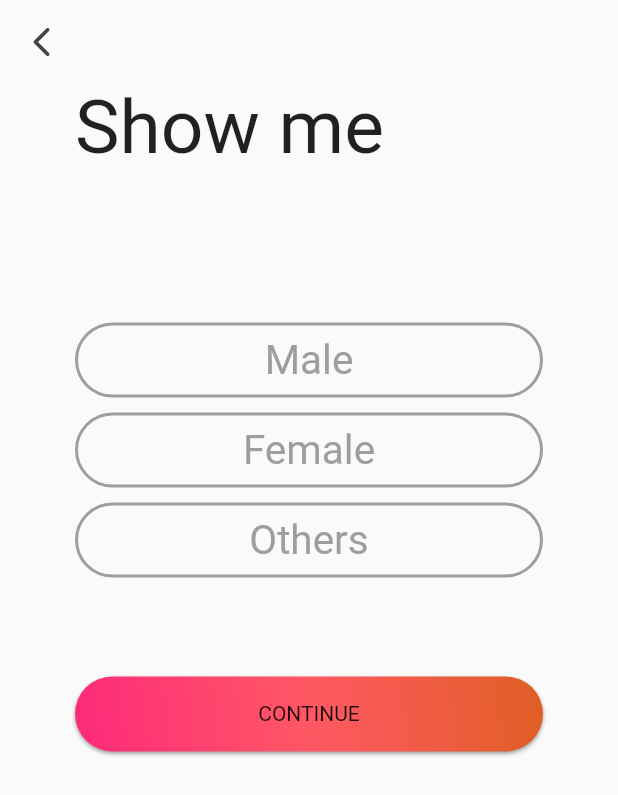
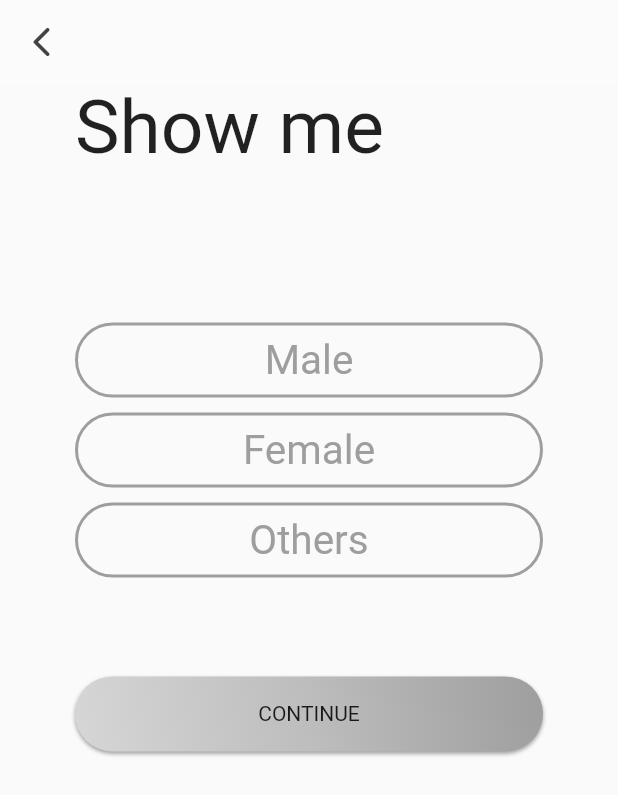
Before and after one commit to MohitGupta12/LinkUp, a Flutter app: the IntrestedGender screen opened directly, on a phone screen of 412 x 824 dp. Shown: the top 795 px of the screen. Run offline on Flutter 3.47's test engine with Material 2 defaults, Android fonts, the phone set to English and light mode, and no system bars; our stand-ins replace curved_navigation_bar, dotted_border, flutter_custom_clippers, flutter_tindercard, image_picker; Roboto replaces fonts that are missing (KoHo); statements that could not run were skipped.

Commit message:
button logic from color to grey done

```diff
--- a/lib/main.dart
+++ b/lib/main.dart
@@ -1,7 +1,10 @@
 import 'package:flutter/material.dart';
+import 'package:tinder/pages/signup/namePage.dart';
+import 'package:tinder/pages/signup/photoPage..dart';
 // ignore: unused_import
 import './pages/matches.dart';
 
+// ignore: unused_import
 import 'pages/signup/welcomePage.dart';
 
 void main() {
@@ -18,6 +21,6 @@ class MyApp extends StatelessWidget {
           accentColor: Colors.grey[800],
           fontFamily: 'KoHo',
         ),
-        home: HomeScreen());
+        home: NamePage());
   }
 }
--- a/lib/pages/signup/birthdayPage.dart
+++ b/lib/pages/signup/birthdayPage.dart
@@ -60,7 +60,7 @@ birthday is''',
               RaisedGradientButton(
                 child: Text('CONTINUE'),
                 radius: BorderRadius.circular(25),
-                gradient: LinearGradient(colors: [
+                gradient1: LinearGradient(colors: [
                   Color(0XFFFD297B),
                   Color(0XFFFF5864),
                   Color(0XFFdf5f23)
--- a/lib/pages/signup/gender.dart
+++ b/lib/pages/signup/gender.dart
@@ -167,7 +167,7 @@ class _GenderState extends State<Gender> {
               RaisedGradientButton(
                 child: Text('CONTINUE'),
                 radius: BorderRadius.circular(25),
-                gradient: LinearGradient(colors: [
+                gradient1: LinearGradient(colors: [
                   Color(0XFFFD297B),
                   Color(0XFFFF5864),
                   Color(0XFFdf5f23)
--- a/lib/pages/signup/instructions.dart
+++ b/lib/pages/signup/instructions.dart
@@ -151,7 +151,7 @@ class _LoginPageState extends State<LoginPage> {
               child: RaisedGradientButton(
                 child: Text('I AGREE'),
                 radius: BorderRadius.circular(25),
-                gradient: LinearGradient(colors: [
+                gradient1: LinearGradient(colors: [
                   Color(0XFFFD297B),
                   Color(0XFFFF5864),
                   Color(0XFFdf5f23)
--- a/lib/pages/signup/intrestedGender.dart
+++ b/lib/pages/signup/intrestedGender.dart
@@ -150,7 +150,7 @@ class _IntrestedGenderState extends State<IntrestedGender> {
               RaisedGradientButton(
                 child: Text('CONTINUE'),
                 radius: BorderRadius.circular(25),
-                gradient: LinearGradient(colors: [
+                gradient1: LinearGradient(colors: [
                   Color(0XFFFD297B),
                   Color(0XFFFF5864),
                   Color(0XFFdf5f23)
--- a/lib/pages/signup/namePage.dart
+++ b/lib/pages/signup/namePage.dart
@@ -69,7 +69,7 @@ name is''',
               RaisedGradientButton(
                 child: Text('CONTINUE'),
                 radius: BorderRadius.circular(25),
-                gradient: LinearGradient(colors: [
+                gradient1: LinearGradient(colors: [
                   Color(0XFFFD297B),
                   Color(0XFFFF5864),
                   Color(0XFFdf5f23)
--- a/lib/pages/signup/passion.dart
+++ b/lib/pages/signup/passion.dart
@@ -290,7 +290,7 @@ class _PassionPageState extends State<PassionPage> {
             RaisedGradientButton(
               child: Text('CONTINUE'),
               radius: BorderRadius.circular(25),
-              gradient: LinearGradient(colors: [
+              gradient1: LinearGradient(colors: [
                 Color(0XFFFD297B),
                 Color(0XFFFF5864),
                 Color(0XFFdf5f23)
--- a/lib/pages/signup/uniName.dart
+++ b/lib/pages/signup/uniName.dart
@@ -66,7 +66,7 @@ University is''',
               RaisedGradientButton(
                 child: Text('CONTINUE'),
                 radius: BorderRadius.circular(25),
-                gradient: LinearGradient(colors: [
+                gradient1: LinearGradient(colors: [
                   Color(0XFFFD297B),
                   Color(0XFFFF5864),
                   Color(0XFFdf5f23)
--- a/lib/widget/graidentButton.dart
+++ b/lib/widget/graidentButton.dart
@@ -1,30 +1,46 @@
 import 'package:flutter/material.dart';
 
-class RaisedGradientButton extends StatelessWidget {
+// ignore: must_be_immutable
+class RaisedGradientButton extends StatefulWidget {
   final Widget child;
-  final Gradient gradient;
+  final Gradient gradient1;
   final double width;
   final double height;
   final Function onPressed;
   final BorderRadius radius;
+  bool isActive = true;
 
-  const RaisedGradientButton(
-      {Key key,
+  // TODO make logic for each button in their respective page;
+  RaisedGradientButton({
+    Key key,
     @required this.child,
-      this.gradient,
+    this.gradient1,
     this.width = double.infinity,
     this.height = 50.0,
     this.onPressed,
-      this.radius})
-      : super(key: key);
+    this.radius,
+    this.isActive,
+  }) : super(key: key);
+
+  @override
+  _RaisedGradientButtonState createState() => _RaisedGradientButtonState();
+}
+
+class _RaisedGradientButtonState extends State<RaisedGradientButton> {
+  final Gradient gradient2 = LinearGradient(
+      colors: [Color(0XFFD6D6D6), Color(0XFFBDBDBD), Color(0XFF9E9E9E)],
+      begin: Alignment.bottomLeft,
+      end: Alignment.topRight);
 
   @override
   Widget build(BuildContext context) {
     return Container(
-      width: width,
+      width: widget.width,
       height: 50.0,
-      decoration:
-          BoxDecoration(borderRadius: radius, gradient: gradient, boxShadow: [
+      decoration: BoxDecoration(
+          borderRadius: widget.radius,
+          gradient: (widget.isActive ?? true) ? gradient2 : widget.gradient1,
+          boxShadow: [
             BoxShadow(
               color: Colors.grey[500],
               offset: Offset(0.0, 1.5),
@@ -34,9 +50,9 @@ class RaisedGradientButton extends StatelessWidget {
       child: Material(
         color: Colors.transparent,
         child: InkWell(
-            onTap: onPressed,
+            onTap: widget.onPressed,
             child: Center(
-              child: child,
+              child: widget.child,
             )),
       ),
     );
```
Also changed, not shown: lib/pages/signup/photoPage..dart (+226 -231 lines), lib/pages/signup/welcomePage.dart (+13 -8 lines). Lines whose indentation alone changed are shown as unchanged.
